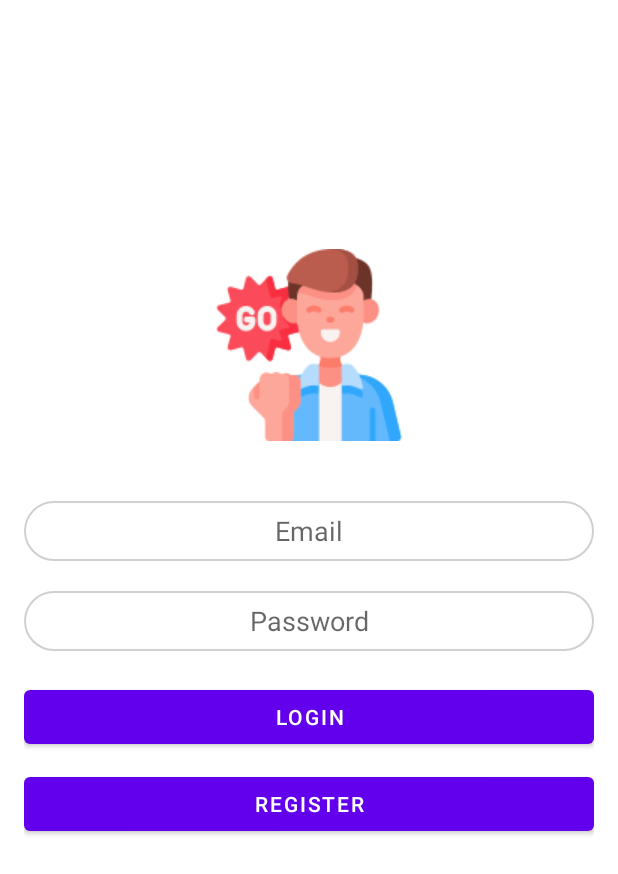
After one commit to ozancanguz/Motivate-Me-App, an Android app: the layout activity_login.xml on its own in the app's theme, with its tools: preview values and no code run, on a phone screen of 412 x 824 dp. The commit adds this screen. Shown: the top 874 px of the screen. Run offline under Robolectric (Android 15) with nearby library versions, the phone set to English and light mode, and no system bars.

Commit message:
-login screen designed

```diff
--- a/app/src/main/AndroidManifest.xml
+++ b/app/src/main/AndroidManifest.xml
@@ -12,6 +12,13 @@
         android:supportsRtl="true"
         android:theme="@style/Theme.MotivateMeApp"
         tools:targetApi="31">
+        <activity
+            android:name=".LoginActivity"
+            android:exported="false">
+            <meta-data
+                android:name="android.app.lib_name"
+                android:value="" />
+        </activity>
         <activity
             android:name=".ui.main.MainActivity"
             android:exported="true">
--- /dev/null
+++ b/app/src/main/java/com/ozancanguz/motivate_me_app/ui/login/LoginActivity.kt
@@ -0,0 +1,19 @@
+package com.ozancanguz.motivate_me_app.ui.login
+
+import androidx.appcompat.app.AppCompatActivity
+import android.os.Bundle
+import com.ozancanguz.motivate_me_app.databinding.ActivityLoginBinding
+
+class LoginActivity : AppCompatActivity() {
+
+    private lateinit var binding: ActivityLoginBinding
+
+    override fun onCreate(savedInstanceState: Bundle?) {
+        super.onCreate(savedInstanceState)
+        binding = ActivityLoginBinding.inflate(layoutInflater)
+        val view = binding.root
+        setContentView(view)
+
+
+    }
+}
--- a/app/src/main/java/com/ozancanguz/motivate_me_app/ui/main/MainActivity.kt
+++ b/app/src/main/java/com/ozancanguz/motivate_me_app/ui/main/MainActivity.kt
@@ -3,12 +3,16 @@ package com.ozancanguz.motivate_me_app.ui.main
 import androidx.appcompat.app.AppCompatActivity
 import android.os.Bundle
 import com.ozancanguz.motivate_me_app.R
+import com.ozancanguz.motivate_me_app.databinding.ActivityMainBinding
 
 class MainActivity : AppCompatActivity() {
+    private lateinit var binding: ActivityMainBinding
+
     override fun onCreate(savedInstanceState: Bundle?) {
         super.onCreate(savedInstanceState)
-        setContentView(R.layout.activity_main)
-
+        binding = ActivityMainBinding.inflate(layoutInflater)
+        val view = binding.root
+        setContentView(view)
 
 
 
--- /dev/null
+++ b/app/src/main/res/drawable/round_corners.xml
@@ -0,0 +1,7 @@
+<?xml version="1.0" encoding="utf-8"?>
+<shape xmlns:android="http://schemas.android.com/apk/res/android"
+    android:shape="rectangle">
+    <corners android:radius="20dp" />
+    <solid android:color="#ffffff" />
+    <stroke android:width="1dp" android:color="#d0d0d0" />
+</shape>
--- /dev/null
+++ b/app/src/main/res/layout/activity_login.xml
@@ -0,0 +1,55 @@
+<?xml version="1.0" encoding="utf-8"?>
+<LinearLayout xmlns:android="http://schemas.android.com/apk/res/android"
+    android:layout_width="match_parent"
+    android:layout_height="match_parent"
+    xmlns:tools="http://schemas.android.com/tools"
+    android:orientation="vertical"
+    tools:context=".ui.login.LoginActivity"
+    android:layout_marginTop="150dp"
+    android:padding="16dp">
+
+    <ImageView
+        android:layout_width="wrap_content"
+        android:layout_height="wrap_content"
+        android:layout_gravity="center_horizontal"
+        android:layout_marginBottom="40dp"
+        android:src="@drawable/mylogo" />
+
+    <EditText
+        android:id="@+id/emailEditText"
+        android:layout_width="match_parent"
+        android:layout_height="40dp"
+        android:drawablePadding="10dp"
+        android:layout_marginBottom="20dp"
+        android:gravity="center"
+        android:background="@drawable/round_corners"
+        android:hint="Email" />
+
+    <EditText
+        android:id="@+id/passwordEditText"
+        android:layout_width="match_parent"
+        android:layout_height="40dp"
+        android:layout_marginBottom="20dp"
+        android:drawablePadding="30dp"
+        android:hint="Password"
+        android:gravity="center"
+        android:background="@drawable/round_corners"
+        android:inputType="textPassword" />
+
+    <Button
+        android:id="@+id/loginButton"
+        android:layout_width="match_parent"
+        android:layout_height="wrap_content"
+        android:layout_marginBottom="10dp"
+        android:text="Login" />
+
+    <Button
+        android:id="@+id/registerButton"
+        android:layout_width="match_parent"
+        android:layout_height="wrap_content"
+        android:layout_marginBottom="10dp"
+        android:text="Register" />
+
+
+
+</LinearLayout>
```
Also changed, not shown: app/src/main/res/drawable-v24/email.png (added), app/src/main/res/drawable-v24/mylogo.png (added), app/src/main/res/drawable-v24/password.png (added).
